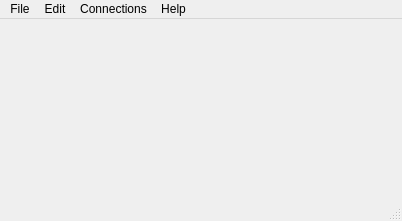
Before: the Qt Designer form gsmmanager/MainWindow.ui in a-ilin/wwaneric, drawn with Qt 5.
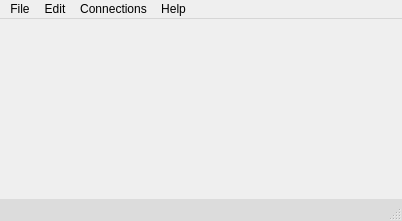
After: the same form once the commit is applied.

Commit message: MainWindow stylesheet

Patch:
```diff
--- a/gsmmanager/MainWindow.ui
+++ b/gsmmanager/MainWindow.ui
@@ -13,6 +13,37 @@
   <property name="windowTitle">
    <string>wwanEric</string>
   </property>
+  <property name="styleSheet">
+   <string notr="true">QMainWindow::separator::vertical 
+{
+     background :qlineargradient(spread:pad, x1:1, y1:0.5, x2:0, y2:0.5, stop:0 rgba(160, 160, 160, 255), stop:1 rgba(255, 255, 255, 255));
+     width: 5px; /* when vertical */
+     height: 5px; /* when horizontal */
+ 
+     border-radius: 2px;
+}
+ 
+QMainWindow::separator:hover::vertical 
+{
+     background:qlineargradient(spread:pad, x1:0, y1:0, x2:1, y2:0, stop:0 rgba(100, 100, 100, 255), stop:1 rgba(255, 255, 255, 255));
+}
+ 
+QMainWindow::separator::horizontal
+{
+     background :qlineargradient(spread:pad, x1:0.5, y1:1, x2:0.5, y2:0, stop:0 rgba(160, 160, 160, 255), stop:1 rgba(255, 255, 255, 255));
+     width: 5px; /* when vertical */
+     height: 5px; /* when horizontal */
+ 
+     border-radius: 2px;
+}
+ 
+QMainWindow::separator:hover::horizontal
+{
+     background:qlineargradient(spread:pad, x1:0.5, y1:0, x2:0.5, y2:1, stop:0 rgba(100, 100, 100, 255), stop:1 rgba(255, 255, 255, 255));
+}
+
+</string>
+  </property>
   <property name="dockNestingEnabled">
    <bool>true</bool>
   </property>
@@ -60,7 +91,21 @@
    <addaction name="menuConnections"/>
    <addaction name="menuHelp"/>
   </widget>
-  <widget class="QStatusBar" name="statusBar"/>
+  <widget class="QStatusBar" name="statusBar">
+   <property name="styleSheet">
+    <string notr="true">QStatusBar
+{
+	background: rgb(220, 220, 220);
+}
+
+QStatusBar::item
+{
+    border: 1px solid rgb(180, 180, 180);
+    border-radius: 3px;
+}
+</string>
+   </property>
+  </widget>
   <action name="actionExit">
    <property name="text">
     <string>Exit</string>
```
The commit also changes 1 other file.
